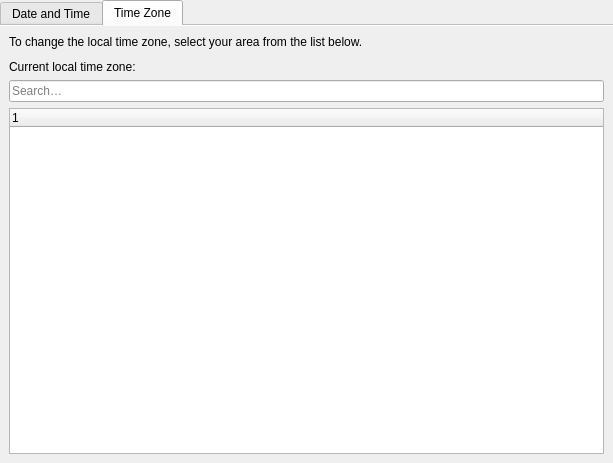
This is kcms/dateandtime/dateandtime.ui in KDE/plasma-desktop as Qt 5 draws it before an edit. The edited form follows.
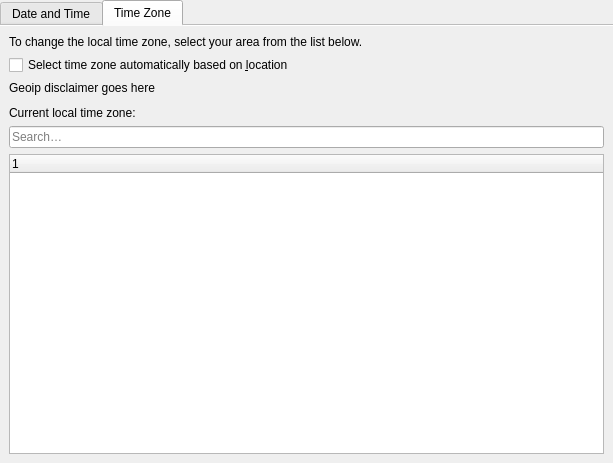
This is the edited form. The open tabs and pages were chosen to show the change. Custom widgets are drawn as their Qt base class.

Commit message:
kcms/dateandtime: Add setting for locaton-based timezone setting
Loads and unloads the geotimezoned module, when available.

Since the module is technically optionally in plasma-workspace the setting
is only shown when it is available and since it depends on timedated
also only when it is present.

Patch:
```diff
--- a/kcms/dateandtime/dateandtime.ui
+++ b/kcms/dateandtime/dateandtime.ui
@@ -152,6 +152,29 @@
          </property>
         </widget>
        </item>
+       <item>
+        <widget class="QCheckBox" name="setTimeZoneAuto">
+         <property name="text">
+          <string>Select time zone automatically based on &amp;location</string>
+         </property>
+        </widget>
+       </item>
+       <item>
+        <widget class="QLabel" name="geoTimeZoneDisclaimer">
+         <property name="text">
+          <string notr="true">Geoip disclaimer goes here</string>
+         </property>
+         <property name="wordWrap">
+          <bool>true</bool>
+         </property>
+         <property name="openExternalLinks">
+          <bool>true</bool>
+         </property>
+         <property name="buddy">
+          <cstring>setTimeZoneAuto</cstring>
+         </property>
+        </widget>
+       </item>
        <item>
         <spacer name="verticalSpacer_2">
          <property name="orientation">
```
The commit also changes 4 other files.
